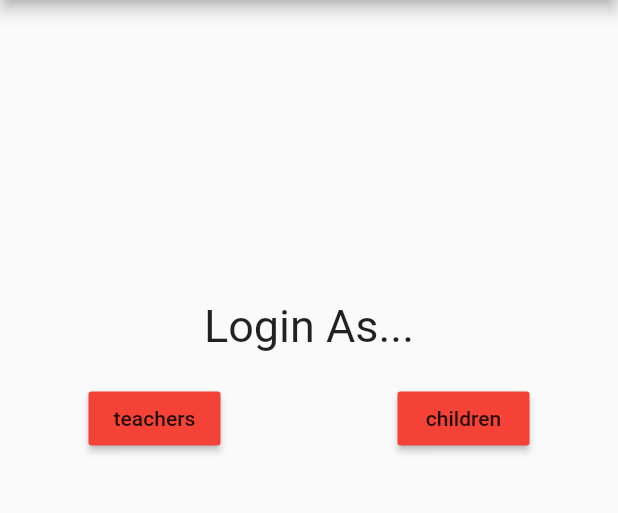
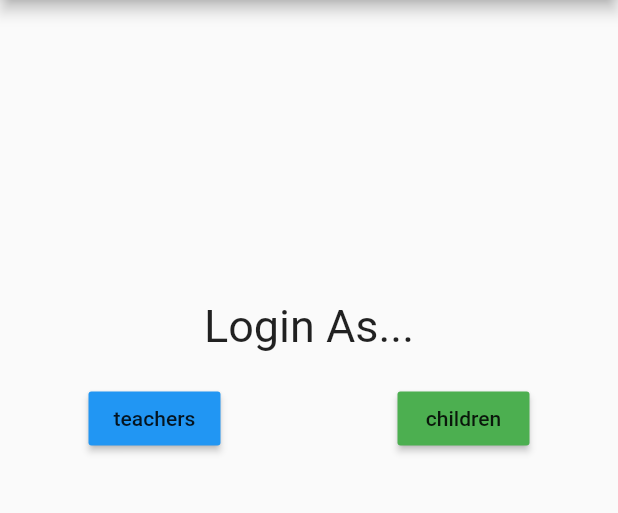
Before and after one commit to Srishtigarg25/BVP-Connect, a Flutter app: the screen it shows after launch, on a phone screen of 412 x 824 dp, the part 84-597 px from its top. Run offline on Flutter 3.47's test engine with Material 2 defaults, Android fonts, the phone set to English and light mode, and no system bars.

Commit message:
Update main.dart
better colour options for you

```diff
--- a/lib/main.dart
+++ b/lib/main.dart
@@ -50,14 +50,14 @@ class BaseApp extends StatelessWidget {
               children: <Widget>[
                 RaisedButton(
                   child: Text("teachers"),
-                  color: Colors.red,
+                  color: Colors.blue,
                   onPressed: () {
                     Navigator.pushNamed(context, 'loginasfaculty');
                   },
                 ),
                 RaisedButton(
                   child: Text("children"),
-                  color: Colors.red,
+                  color: Colors.green,
                   onPressed: () {
                     Navigator.pushNamed(context, 'loginasstudent');
                   },
```
